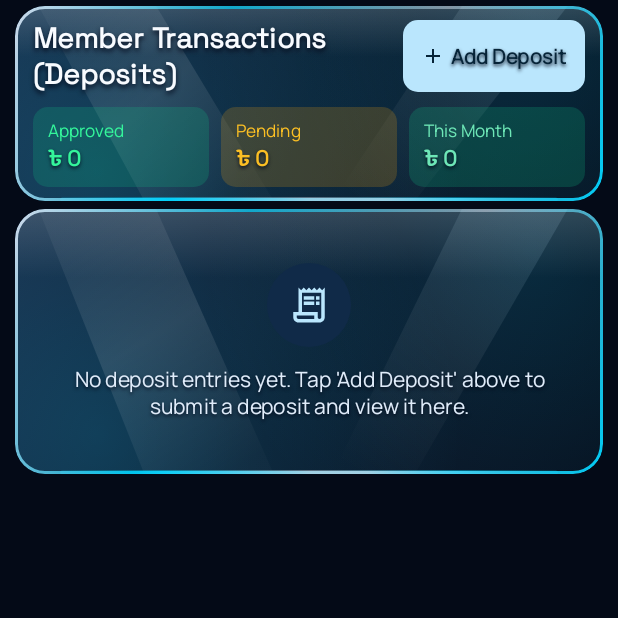
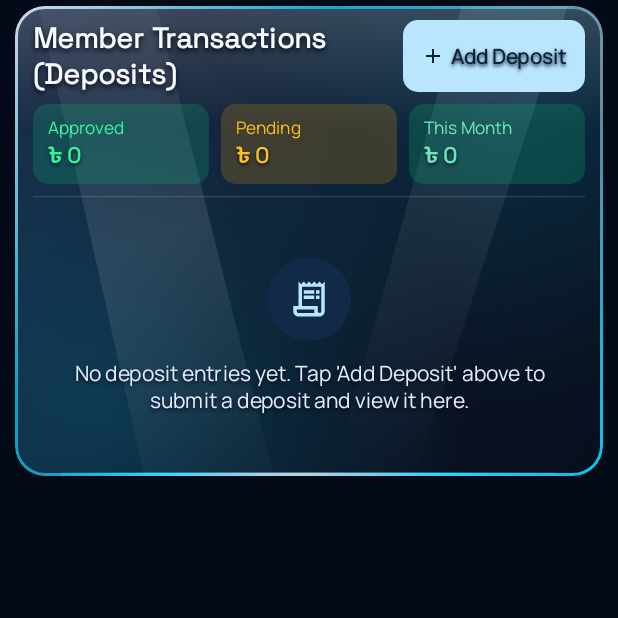
Before and after one commit to netaichandroroy-droid/Netai-, an Android app built with Jetpack Compose: the composable MemberLendenScreen called with empty values, on a phone screen of 412 x 824 dp, the top half of it. Run offline under Robolectric (Android 15) with nearby library versions, the phone set to English and light mode, and no system bars; our stand-ins replace Firebase (no records; nobody signed in at launch, a user with empty details on screens opened directly); 7 statements that could not run were skipped.

Commit message:
refactor(ui): make AdminMemberTakaJomaTable container optional
Add embeddedInOuterCard parameter to allow rendering the table without its default card container, and standardize card padding in transaction and member screens.

```diff
--- a/app/src/main/java/com/example/ui/screens/MemberLendenScreen.kt
+++ b/app/src/main/java/com/example/ui/screens/MemberLendenScreen.kt
@@ -144,10 +144,16 @@ fun MemberLendenScreen(
         verticalArrangement = Arrangement.spacedBy(5.dp)
     ) {
         item {
-            SectionPanelCard(
+            GlassCardSurface(
                 modifier = Modifier
                     .fillMaxWidth()
-                    .testTag("member_lenden_summary_card")
+                    .testTag("member_lenden_summary_card"),
+                contentPadding = PaddingValues(vertical = 9.dp)
+            ) {
+                Column(
+                    modifier = Modifier
+                        .fillMaxWidth()
+                        .padding(horizontal = 12.dp)
                 ) {
                     Row(
                         modifier = Modifier.fillMaxWidth(),
@@ -179,7 +185,7 @@ fun MemberLendenScreen(
                         }
                     }
 
-                Spacer(modifier = Modifier.height(10.dp))
+                    Spacer(modifier = Modifier.height(8.dp))
 
                     Row(
                         modifier = Modifier.fillMaxWidth(),
@@ -208,12 +214,17 @@ fun MemberLendenScreen(
                         )
                     }
                 }
-        }
 
-        item {
-            GlassCardSurface(
-                modifier = Modifier.testTag("member_lenden_table_card"),
-                contentPadding = PaddingValues(vertical = 4.dp)
+                HorizontalDivider(
+                    thickness = 0.8.dp,
+                    color = Color.White.copy(alpha = 0.14f),
+                    modifier = Modifier.padding(horizontal = 12.dp, vertical = 8.dp)
+                )
+
+                Column(
+                    modifier = Modifier
+                        .fillMaxWidth()
+                        .testTag("member_lenden_table_card")
                 ) {
                     if (submissions.isEmpty()) {
                     Column(
@@ -414,6 +425,7 @@ fun MemberLendenScreen(
                 }
             }
         }
+    }
 
         if (transactions.isNotEmpty()) {
             item {
```
Also changed, not shown: app/src/main/java/com/example/ui/components/AdminMemberTakaJomaTable.kt (+15 -4 lines), app/src/main/java/com/example/ui/screens/TransactionsScreen.kt (+17 -6 lines). Lines whose indentation alone changed are shown as unchanged.
